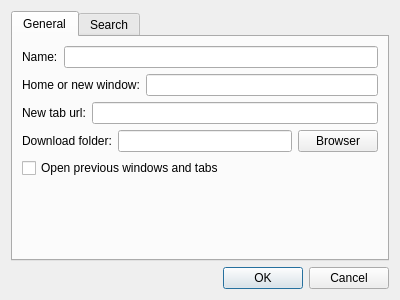
This is Plugins/WebBrowser/DlgSettings.ui in KangLin/RabbitRemoteControl as Qt 5 draws it before an edit. The edited form follows.
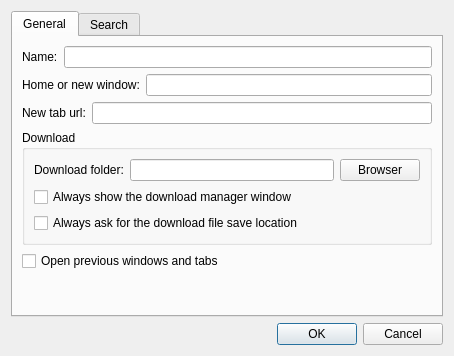
This is the edited form. The open tabs and pages were chosen to show the change. Icons and pictures are not drawn.

Commit message: Plugins::WebBrowser: modify download parameters

Patch:
```diff
--- a/Plugins/WebBrowser/DlgSettings.ui
+++ b/Plugins/WebBrowser/DlgSettings.ui
@@ -6,14 +6,14 @@
    <rect>
     <x>0</x>
     <y>0</y>
-    <width>400</width>
-    <height>300</height>
+    <width>454</width>
+    <height>356</height>
    </rect>
   </property>
   <property name="windowTitle">
    <string>Dialog</string>
   </property>
-  <layout class="QGridLayout" name="gridLayout">
+  <layout class="QGridLayout" name="gridLayout_4">
    <item row="0" column="0">
     <widget class="QTabWidget" name="tabWidget">
      <property name="currentIndex">
@@ -67,6 +67,12 @@
         </layout>
        </item>
        <item row="3" column="0">
+        <widget class="QGroupBox" name="groupBox">
+         <property name="title">
+          <string>Download</string>
+         </property>
+         <layout class="QGridLayout" name="gridLayout">
+          <item row="0" column="0">
         <layout class="QHBoxLayout" name="horizontalLayout_3">
          <item>
           <widget class="QLabel" name="label_3">
@@ -76,10 +82,23 @@
           </widget>
          </item>
          <item>
-          <widget class="QLineEdit" name="leDownloadFolder"/>
+             <widget class="QLineEdit" name="leDownloadFolder">
+              <property name="sizePolicy">
+               <sizepolicy hsizetype="Expanding" vsizetype="Preferred">
+                <horstretch>0</horstretch>
+                <verstretch>0</verstretch>
+               </sizepolicy>
+              </property>
+             </widget>
          </item>
          <item>
           <widget class="QPushButton" name="pbDownloadFolder">
+              <property name="sizePolicy">
+               <sizepolicy hsizetype="Minimum" vsizetype="Preferred">
+                <horstretch>0</horstretch>
+                <verstretch>0</verstretch>
+               </sizepolicy>
+              </property>
            <property name="text">
             <string>Browser</string>
            </property>
@@ -87,6 +106,32 @@
          </item>
         </layout>
        </item>
+          <item row="1" column="0">
+           <widget class="QCheckBox" name="cbDownloadShowWindow">
+            <property name="text">
+             <string>Always show the download manager window</string>
+            </property>
+           </widget>
+          </item>
+          <item row="2" column="0">
+           <widget class="QCheckBox" name="cbDownloadSave">
+            <property name="toolTip">
+             <string>Always show the option to choose the download save location.</string>
+            </property>
+            <property name="statusTip">
+             <string>Always show the option to choose the download save location.</string>
+            </property>
+            <property name="whatsThis">
+             <string>Always show the option to choose the download save location.</string>
+            </property>
+            <property name="text">
+             <string>Always ask for the download file save location</string>
+            </property>
+           </widget>
+          </item>
+         </layout>
+        </widget>
+       </item>
        <item row="4" column="0">
         <widget class="QCheckBox" name="cbOpenPreious">
          <property name="text">
@@ -94,7 +139,7 @@
          </property>
         </widget>
        </item>
-       <item row="5" column="0">
+       <item row="6" column="0">
         <spacer name="verticalSpacer">
          <property name="orientation">
           <enum>Qt::Orientation::Vertical</enum>
```
Left out of the diff: 10 changed lines with no effect on the pictures. Lines whose indentation alone changed are shown as unchanged. The commit also changes 6 other files.
